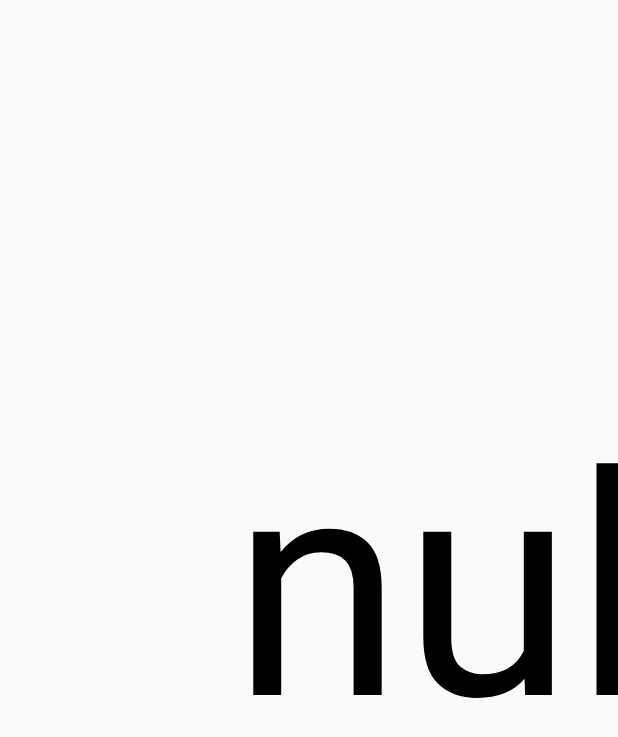
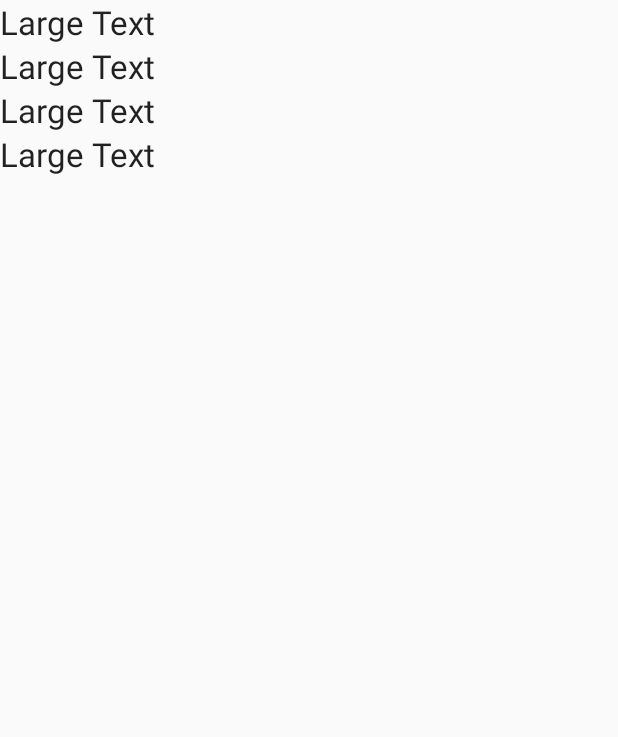
Before and after one commit to saipathuri/Clipper, an Android app: the CouponInfo screen opened directly, with no data from a screen before it, on a phone screen of 412 x 824 dp. Shown: the top 737 px of the screen. Run offline under Robolectric (Android 15) with nearby library versions, the phone set to English and light mode, and no system bars; 1 statement that could not run was skipped.

Commit message:
Creates coupons info and second layer as well

```diff
--- a/app/src/main/java/com/example/momin/clipper/CouponInfo.java
+++ b/app/src/main/java/com/example/momin/clipper/CouponInfo.java
@@ -2,17 +2,21 @@ package com.example.momin.clipper;
 
 import android.os.Bundle;
 import android.support.v7.app.AppCompatActivity;
+import android.widget.TextView;
 
 public class CouponInfo extends AppCompatActivity {
 
-    public static String display = "null";
+    public static Coupon display = null;
     @Override
     protected void onCreate(Bundle savedInstanceState) {
         super.onCreate(savedInstanceState);
-        CouponView sv = new CouponView(this, display);
-        setContentView(sv);
-     //   Toolbar toolbar = (Toolbar) findViewById(R.id.toolbar);
-     //   setSupportActionBar(toolbar);
+       // CouponView sv = new CouponView(this, display);
+        setContentView(R.layout.coupon_info_activity);
+        TextView t=new TextView(this);
+
+        t=(TextView)findViewById(R.id.dealName);
+        t.setText(display.getDealTitle());
+
     }
 
 
--- a/app/src/main/java/com/example/momin/clipper/CouponView.java
+++ b/app/src/main/java/com/example/momin/clipper/CouponView.java
@@ -10,8 +10,8 @@ import android.view.View;
  * Created by Momin on 1/16/2016.
  */
 public class CouponView extends View {
-    String title;
-    public CouponView(Context context, String t) {
+    Coupon title;
+    public CouponView(Context context, Coupon t) {
         super(context);
         title = t;
     }
@@ -22,6 +22,6 @@ public class CouponView extends View {
         Paint p = new Paint();
         p.setColor(Color.BLACK);
         p.setTextSize(getWidth() / 2);
-        canvas.drawText(title, getWidth() / 2 - (getWidth() / 8), getHeight() / 2 + (getWidth() / 8), p);
+        canvas.drawText(title.getDealTitle(), getWidth() / 2 - (getWidth() / 8), getHeight() / 2 + (getWidth() / 8), p);
     }
 }
--- a/app/src/main/java/com/example/momin/clipper/StoreLister.java
+++ b/app/src/main/java/com/example/momin/clipper/StoreLister.java
@@ -47,14 +47,14 @@ public class StoreLister {
         String lat = Double.toString(l.getLatitude());
         String lon = Double.toString(l.getLongitude());
 
-        String mileradius = Integer.toString(10);
+        String mileradius = Double.toString(.1);
         String displimit = Integer.toString(1000);
         String orderby = "radius";
 
 
         String query = "http://api.8coupons.com/v1/getdeals?key=7706d583294296431e81abac1b84d57a3ff88f5b710536108616ae1a0fa4b64919e2fc523bd3a1bdbbab66947a0d67a5";
-        query += "&lat=" + lat;
-        query += "&lon=" + lon;
+        query += "&lat=" + 38.8871;
+        query += "&lon=" + -77.0932;
         query += "&mileradius=" + mileradius;
         query += "&limit=" + displimit;
         query += "&orderby=" + orderby;
--- a/app/src/main/java/com/example/momin/clipper/StoreSpecificCoupons.java
+++ b/app/src/main/java/com/example/momin/clipper/StoreSpecificCoupons.java
@@ -9,6 +9,7 @@ import android.view.LayoutInflater;
 import android.view.View;
 import android.view.ViewGroup;
 
+import com.example.momin.clipper.dummy.CouponContent;
 import com.example.momin.clipper.dummy.StoreContent;
 import com.example.momin.clipper.dummy.StoreContent.StoreItem;
 
@@ -66,7 +67,7 @@ public class StoreSpecificCoupons extends android.app.Fragment {
             } else {
                 recyclerView.setLayoutManager(new GridLayoutManager(context, mColumnCount));
             }
-            recyclerView.setAdapter(new MyItemRecyclerViewAdapter2(StoreContent.ITEMS, mListener));
+            recyclerView.setAdapter(new MyItemRecyclerViewAdapter2(CouponContent.ITEMS, mListener));
         }
         return view;
     }
@@ -101,6 +102,6 @@ public class StoreSpecificCoupons extends android.app.Fragment {
      */
     public interface OnListFragmentInteractionListener {
         // TODO: Update argument type and name
-        void onListFragmentInteraction(StoreItem item);
+        void onListFragmentInteraction(CouponContent.CouponItem item);
     }
 }
--- /dev/null
+++ b/app/src/main/res/layout/coupon_info_activity.xml
@@ -0,0 +1,36 @@
+<?xml version="1.0" encoding="utf-8"?>
+<LinearLayout xmlns:android="http://schemas.android.com/apk/res/android"
+    xmlns:tools="http://schemas.android.com/tools"
+    android:orientation="vertical"
+    tools:context=".CouponInfo"
+    android:layout_width="match_parent"
+    android:layout_height="match_parent">
+
+    <TextView
+        android:layout_width="wrap_content"
+        android:layout_height="wrap_content"
+        android:textAppearance="?android:attr/textAppearanceLarge"
+        android:text="Large Text"
+        android:id="@+id/dealName" />
+
+    <TextView
+        android:layout_width="wrap_content"
+        android:layout_height="wrap_content"
+        android:textAppearance="?android:attr/textAppearanceLarge"
+        android:text="Large Text"
+        android:id="@+id/dealOrigPrice" />
+
+    <TextView
+        android:layout_width="wrap_content"
+        android:layout_height="wrap_content"
+        android:textAppearance="?android:attr/textAppearanceLarge"
+        android:text="Large Text"
+        android:id="@+id/dealNewPrice" />
+
+    <TextView
+        android:layout_width="wrap_content"
+        android:layout_height="wrap_content"
+        android:textAppearance="?android:attr/textAppearanceLarge"
+        android:text="Large Text"
+        android:id="@+id/dealMoneySaved" />
+</LinearLayout>
```
Also changed, not shown: app/src/main/java/com/example/momin/clipper/MainActivity.java (+4 -4 lines), app/src/main/java/com/example/momin/clipper/MyItemRecyclerViewAdapter2.java (+6 -5 lines), app/src/main/java/com/example/momin/clipper/StoreActivity.java (+3 -4 lines), app/src/main/java/com/example/momin/clipper/dummy/CouponContent.java (added, +60 -0 lines), app/src/main/java/com/example/momin/clipper/dummy/StoreContent.java (+6 -4 lines).
